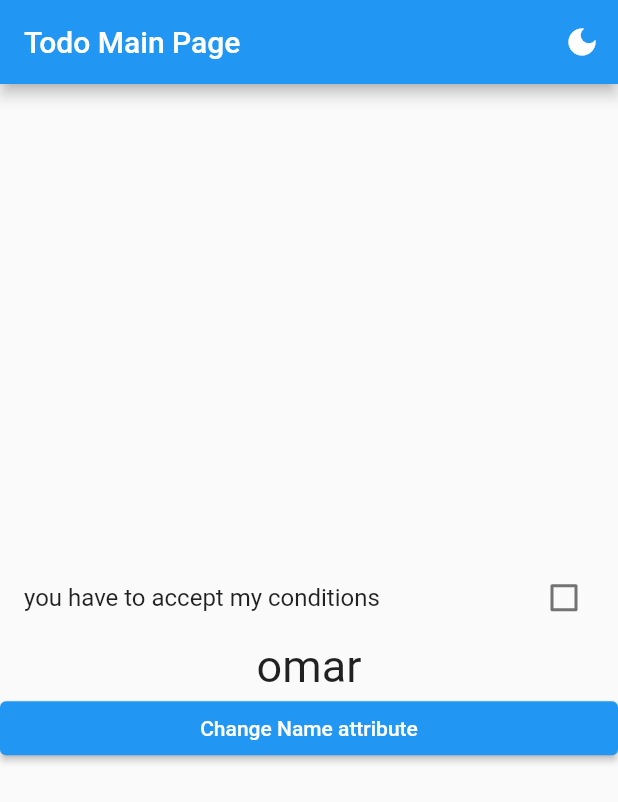
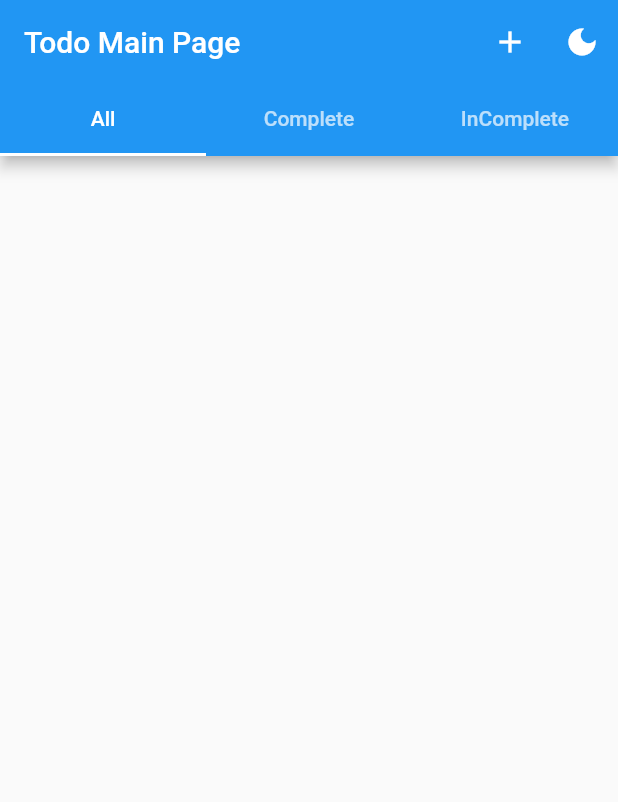
Before and after one commit to shadysamara/gsk_westbank_provider, a Flutter app: the screen it shows after launch, on a phone screen of 412 x 824 dp. Shown: the top 802 px of the screen. Run offline on Flutter 3.47's test engine with Material 2 defaults, Android fonts, the light colour scheme and no system bars; our stand-ins replace sqflite; accounts and stored records are empty.

Commit message:
final code for prject

```diff
--- /dev/null
+++ b/lib/data_respository/db_helper.dart
@@ -0,0 +1,53 @@
+import 'dart:io';
+
+import 'package:path_provider/path_provider.dart';
+import 'package:sqflite/sqflite.dart';
+import 'package:sqflite/sqlite_api.dart';
+import 'package:todo_db_provider/models/task_model.dart';
+
+class DbHelper {
+  late Database database;
+  static DbHelper dbHelper = DbHelper();
+
+  final String tableName = "tasks";
+  final String idColumnName = "id";
+  final String titleColumnName = "title";
+  final String isCompleteColumnName = "isComplete";
+  initDatabase() async {
+    database = await createDatabaseConnection();
+  }
+
+  Future<Database> createDatabaseConnection() async {
+    Directory directory = await getApplicationDocumentsDirectory();
+    String folderPath = directory.path;
+    return openDatabase('$folderPath/tasks.db', version: 1,
+        onCreate: (db, version) {
+      db.execute('''CREATE TABLE $tableName (
+            $idColumnName INTEGER PRIMARY KEY AUTOINCREMENT,
+            $titleColumnName TEXT,
+            $isCompleteColumnName INTEGER)''');
+    });
+  }
+
+  Future<int> insertNewTask(TaskModel taskModel) async {
+    int i = await database.insert(tableName, taskModel.toMap());
+    return i;
+  }
+
+  Future<List<TaskModel>> getAllTasks() async {
+    List<Map<String, dynamic>> data = await database.query(tableName);
+    return data.map((e) => TaskModel.fromMap(e)).toList();
+  }
+
+  Future<int> deleteTask(TaskModel taskModel) async {
+    int count = await database
+        .delete(tableName, where: 'id=?', whereArgs: [taskModel.id]);
+    return count;
+  }
+
+  updateTask(TaskModel taskModel) async {
+    bool newValue = !(taskModel.isComplete!);
+    database.update(tableName, {isCompleteColumnName: newValue},
+        where: 'id=?', whereArgs: [taskModel.id]);
+  }
+}
--- a/lib/main.dart
+++ b/lib/main.dart
@@ -1,9 +1,13 @@
 import 'package:flutter/material.dart';
 import 'package:provider/provider.dart';
+import 'package:todo_db_provider/data_respository/db_helper.dart';
 import 'package:todo_db_provider/providers/todo_provider.dart';
+import 'package:todo_db_provider/ui/screens/splach_screen.dart';
 import 'package:todo_db_provider/ui/screens/todo_main_screen.dart';
 
-void main() {
+void main() async {
+  WidgetsFlutterBinding.ensureInitialized();
+  await DbHelper.dbHelper.initDatabase();
   runApp(MyApp());
 }
 
@@ -24,11 +28,11 @@ class AppInit extends StatelessWidget {
   Widget build(BuildContext context) {
     // TODO: implement build
     return MaterialApp(
-      theme: Provider.of<TodoClass>(context, listen: false).isDarkMode
+      theme: Provider.of<TodoClass>(context).isDarkMode
           ? ThemeData.dark()
           : ThemeData.light(),
       title: 'gsk',
-      home: TodoMainScreen(),
+      home: SplachScreen(),
     );
   }
 }
--- /dev/null
+++ b/lib/models/task_model.dart
@@ -0,0 +1,29 @@
+import 'dart:convert';
+
+import 'package:flutter/material.dart';
+
+class TaskModel {
+  int? id;
+  String? title;
+  bool? isComplete;
+  TaskModel({
+    this.id,
+    this.title,
+    this.isComplete,
+  });
+
+  Map<String, dynamic> toMap() {
+    return {
+      'title': title,
+      'isComplete': isComplete,
+    };
+  }
+
+  factory TaskModel.fromMap(Map<String, dynamic> map) {
+    return TaskModel(
+      id: map['id']?.toInt(),
+      title: map['title'],
+      isComplete: map['isComplete'] == 1 ? true : false,
+    );
+  }
+}
--- a/lib/providers/todo_provider.dart
+++ b/lib/providers/todo_provider.dart
@@ -1,23 +1,45 @@
 import 'package:flutter/material.dart';
+import 'package:todo_db_provider/data_respository/db_helper.dart';
+import 'package:todo_db_provider/models/task_model.dart';
 
 class TodoClass extends ChangeNotifier {
+  TodoClass() {
+    getAllTasks();
+  }
   bool isDarkMode = false;
   changeIsDarkMode() {
     isDarkMode = !isDarkMode;
     notifyListeners();
   }
 
-  bool isAccepted = false;
-  changeIsAccepted() {
-    isAccepted = !isAccepted;
+  TextEditingController textEditingController = TextEditingController();
+
+  List<TaskModel> allTasks = [];
+  List<TaskModel> completeTasks = [];
+  List<TaskModel> inCompleteTasks = [];
+  getAllTasks() async {
+    allTasks = await DbHelper.dbHelper.getAllTasks();
+    completeTasks = allTasks.where((element) => element.isComplete!).toList();
+    inCompleteTasks =
+        allTasks.where((element) => !element.isComplete!).toList();
     notifyListeners();
   }
 
-  String name = "omar";
-  int age = 10;
-  bool isMale = true;
-  changeName(String newName) {
-    name = newName;
-    notifyListeners();
+  insertNewTask() async {
+    TaskModel taskModel =
+        TaskModel(title: textEditingController.text, isComplete: false);
+    textEditingController.clear();
+    await DbHelper.dbHelper.insertNewTask(taskModel);
+    getAllTasks();
+  }
+
+  deleteTask(TaskModel taskModel) async {
+    await DbHelper.dbHelper.deleteTask(taskModel);
+    getAllTasks();
+  }
+
+  updateTask(TaskModel taskModel) async {
+    await DbHelper.dbHelper.updateTask(taskModel);
+    getAllTasks();
   }
 }
--- /dev/null
+++ b/lib/ui/screens/all_tasks.dart
@@ -0,0 +1,18 @@
+import 'package:flutter/material.dart';
+import 'package:provider/provider.dart';
+import 'package:todo_db_provider/providers/todo_provider.dart';
+import 'package:todo_db_provider/ui/widgets/task_widget.dart';
+
+class AllTasksScreen extends StatelessWidget {
+  @override
+  Widget build(BuildContext context) {
+    // TODO: implement build
+    return Consumer<TodoClass>(builder: (context, provider, x) {
+      return ListView.builder(
+          itemCount: provider.allTasks.length,
+          itemBuilder: (context, index) {
+            return TaskWidget(provider.allTasks[index]);
+          });
+    });
+  }
+}
--- a/lib/ui/screens/todo_main_screen.dart
+++ b/lib/ui/screens/todo_main_screen.dart
@@ -1,16 +1,41 @@
 import 'package:flutter/material.dart';
 import 'package:provider/provider.dart';
 import 'package:todo_db_provider/providers/todo_provider.dart';
+import 'package:todo_db_provider/ui/screens/all_tasks.dart';
+import 'package:todo_db_provider/ui/screens/complete_tasks.dart';
+import 'package:todo_db_provider/ui/screens/incomplete_tasks.dart';
+import 'package:todo_db_provider/ui/screens/new_task_screen.dart';
 import 'package:todo_db_provider/ui/screens/test_screen.dart';
 
 class TodoMainScreen extends StatelessWidget {
   @override
   Widget build(BuildContext context) {
     // TODO: implement build
-    return Scaffold(
+    return DefaultTabController(
+      length: 3,
+      child: Scaffold(
           appBar: AppBar(
-          title: Text('Todo Main Page'),
+            bottom: const TabBar(tabs: [
+              Tab(
+                text: 'All',
+              ),
+              Tab(
+                text: 'Complete',
+              ),
+              Tab(
+                text: 'InComplete',
+              )
+            ]),
+            title: const Text('Todo Main Page'),
             actions: [
+              IconButton(
+                  onPressed: () {
+                    Navigator.of(context)
+                        .push(MaterialPageRoute(builder: (context) {
+                      return NewTaskScreen();
+                    }));
+                  },
+                  icon: const Icon(Icons.add)),
               IconButton(
                   onPressed: () {
                     Provider.of<TodoClass>(context, listen: false)
@@ -21,34 +46,12 @@ class TodoMainScreen extends StatelessWidget {
                       : Icons.dark_mode))
             ],
           ),
-        body: Column(
-          mainAxisAlignment: MainAxisAlignment.center,
-          crossAxisAlignment: CrossAxisAlignment.stretch,
-          children: [
-            CheckboxListTile(
-                title: Text(Provider.of<TodoClass>(context).isAccepted
-                    ? 'Thanks, you juse have accepted my conditions'
-                    : 'you have to accept my conditions'),
-                value: Provider.of<TodoClass>(context).isAccepted,
-                onChanged: (value) {
-                  Provider.of<TodoClass>(context, listen: false)
-                      .changeIsAccepted();
-                }),
-            Text(
-              Provider.of<TodoClass>(context).name.toString(),
-              textAlign: TextAlign.center,
-              style: TextStyle(fontSize: 30),
-            ),
-            ElevatedButton(
-                onPressed: () {
-                  Navigator.of(context)
-                      .push(MaterialPageRoute(builder: (context) {
-                    return TextScreen();
-                  }));
-                },
-                child: Text('Change Name attribute'))
-          ],
-        ));
+          body: TabBarView(children: [
+            AllTasksScreen(),
+            CompleteTasksScreen(),
+            InCompleteTasksScreen()
+          ])),
+    );
   }
 }
 /*
```
Also changed, not shown: lib/ui/screens/complete_tasks.dart (added, +18 -0 lines), lib/ui/screens/incomplete_tasks.dart (added, +18 -0 lines), lib/ui/screens/new_task_screen.dart (added, +35 -0 lines), lib/ui/screens/splach_screen.dart (added, +36 -0 lines), lib/ui/widgets/task_widget.dart (added, +33 -0 lines). Lines whose indentation alone changed are shown as unchanged.
